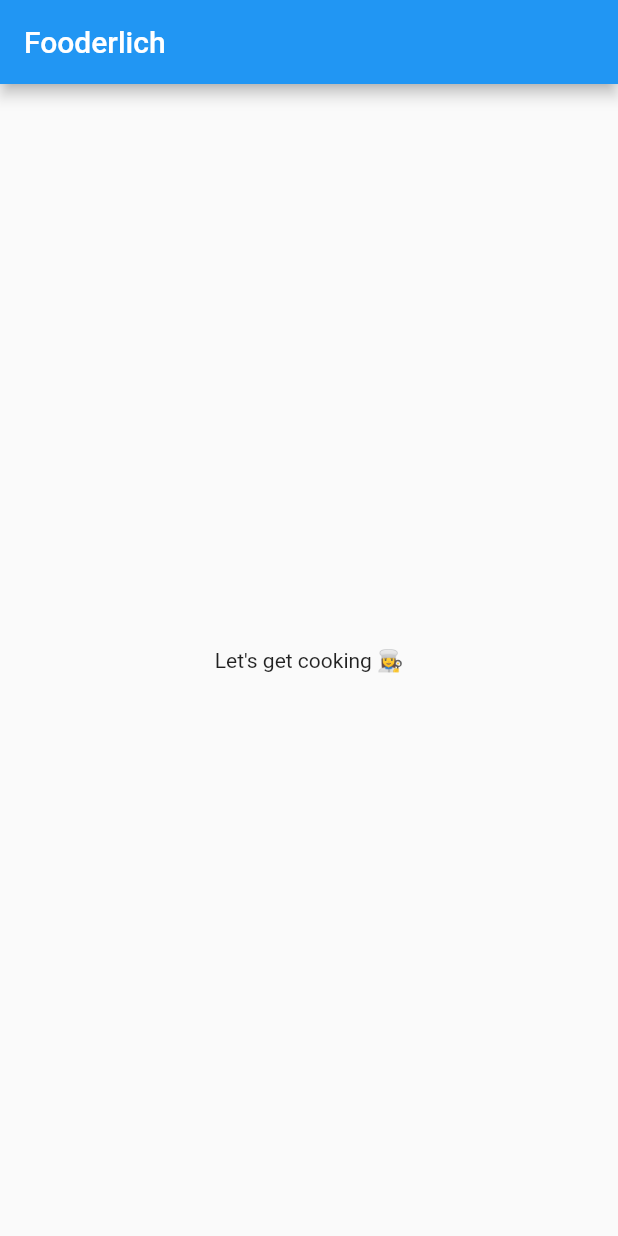
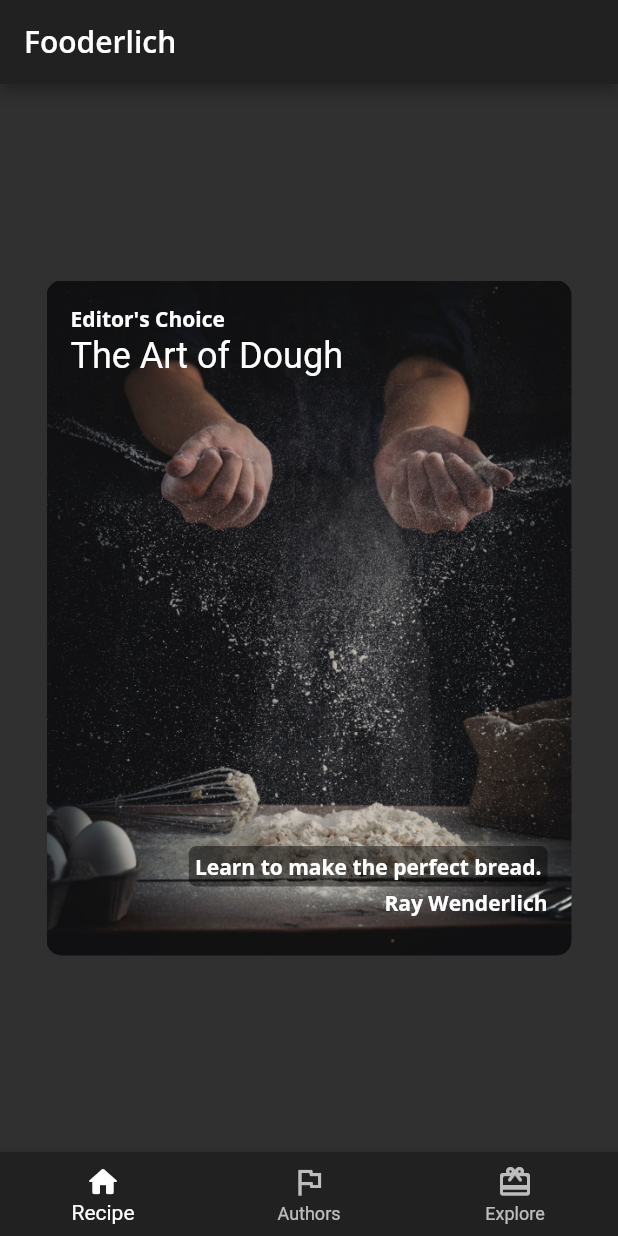
Before and after one commit to chriscard04/Fooderlich, a Flutter app: the screen it shows after launch, on a phone screen of 412 x 824 dp. Run offline on Flutter 3.47's test engine with Material 2 defaults, Android fonts, the phone set to English and light mode, and no system bars; our stand-ins replace google_fonts.

Commit message:
Chapter 3: Basic Widgets Finalized

```diff
--- /dev/null
+++ b/lib/home.dart
@@ -0,0 +1,71 @@
+import 'package:flutter/material.dart';
+import 'views/recipe.card.dart';
+import 'views/author.card.dart';
+import 'views/explore.card.dart';
+
+class Home extends StatefulWidget {
+  const Home({Key? key}) : super(key: key);
+
+  @override
+  _HomeState createState() => _HomeState();
+}
+
+class _HomeState extends State<Home> {
+  int _selectedIndex = 0;
+  final List<Color> colors = <Color>[
+    Colors.white,
+    Colors.amberAccent,
+    Colors.orange
+  ];
+
+  static List<Widget> pages = <Widget>[
+    const RecipeCard(),
+    const AuthorCard(),
+    const ExploreCard(),
+  ];
+
+  void _onItemTapped(int i) {
+    setState(() {
+      _selectedIndex = i;
+    });
+  }
+
+  @override
+  Widget build(BuildContext context) {
+    return Scaffold(
+      appBar: AppBar(
+        title: Text(
+          'Fooderlich',
+          style: Theme.of(context).textTheme.headline6,
+        ),
+      ),
+      // TODO: Show selected tab
+
+      body: Center(child: pages[_selectedIndex]),
+
+      bottomNavigationBar: BottomNavigationBar(
+        backgroundColor: Theme.of(context).appBarTheme.backgroundColor,
+        selectedItemColor: colors[_selectedIndex],
+        currentIndex: _selectedIndex,
+        onTap: _onItemTapped,
+        items: <BottomNavigationBarItem>[
+          const BottomNavigationBarItem(
+            icon: Icon(Icons.home_outlined),
+            activeIcon: Icon(Icons.home_rounded),
+            label: 'Recipe',
+          ),
+          const BottomNavigationBarItem(
+            icon: Icon(Icons.flag_outlined),
+            activeIcon: Icon(Icons.flag_rounded),
+            label: 'Authors',
+          ),
+          const BottomNavigationBarItem(
+            icon: Icon(Icons.card_giftcard_rounded),
+            activeIcon: Icon(Icons.card_giftcard),
+            label: 'Explore',
+          ),
+        ],
+      ),
+    );
+  }
+}
--- a/lib/main.dart
+++ b/lib/main.dart
@@ -1,6 +1,7 @@
 import 'package:flutter/material.dart';
 import 'package:flutter/cupertino.dart';
-
+import 'fooderlich_theme.dart';
+import 'home.dart';
 
 void main() {
   // 1
@@ -10,21 +11,14 @@ void main() {
 class Fooderlich extends StatelessWidget {
   // 2
   const Fooderlich({Key? key}) : super(key: key);
+
   @override
   Widget build(BuildContext context) {
-    // TODO: Create theme
-    // TODO: Apply Home widget
-    // 3
+    final theme = FooderlichTheme.dark();
     return MaterialApp(
-      // TODO: Add theme
+      theme: theme,
       title: 'Fooderlich',
-      // 4
-      home: Scaffold(
-        // TODO: Style the title
-        appBar: AppBar(title: const Text('Fooderlich')),
-        // TODO: Style the body text
-        body: const Center(child: Text('Let\'s get cooking 👩‍🍳')),
-      ),
+      home: Home(),
     );
   }
 }
--- /dev/null
+++ b/lib/views/recipe.card.dart
@@ -0,0 +1,67 @@
+import 'package:flutter/material.dart';
+import '../fooderlich_theme.dart';
+
+class RecipeCard extends StatelessWidget {
+  const RecipeCard({Key? key}) : super(key: key);
+
+  final String category = 'Editor\'s Choice';
+  final String title = 'The Art of Dough';
+  final String description = 'Learn to make the perfect bread.';
+  final String chef = 'Ray Wenderlich';
+
+  @override
+  Widget build(BuildContext context) {
+    return Container(
+      child: Stack(
+        children: [
+          Text(
+            category,
+            style: Theme.of(context).textTheme.bodyText1,
+          ),
+          Positioned(
+            top: 20,
+            child: Text(
+              title,
+              style: Theme.of(context).textTheme.headline5,
+            ),
+          ),
+          Positioned(
+            bottom: 30,
+            right: 0,
+            child: Container(
+              padding: const EdgeInsets.all(4.0),
+              decoration: const BoxDecoration(
+                color: Color.fromRGBO(0, 0, 0, 0.45),
+                borderRadius: BorderRadius.all(Radius.circular(5.0)),
+              ),
+              child: Text(
+                description,
+                style: Theme.of(context).textTheme.bodyText1,
+              ),
+            ),
+          ),
+          Positioned(
+            bottom: 10,
+            right: 0,
+            child: Text(
+              chef,
+              style: Theme.of(context).textTheme.bodyText1,
+            ),
+          ),
+        ],
+      ),
+      padding: const EdgeInsets.all(16),
+      constraints: const BoxConstraints.expand(
+        width: 350,
+        height: 450,
+      ),
+      decoration: const BoxDecoration(
+        image: DecorationImage(
+          image: AssetImage('assets/mag1.png'),
+          fit: BoxFit.cover,
+        ),
+        borderRadius: BorderRadius.all(Radius.circular(10.0)),
+      ),
+    );
+  }
+}
```
Also changed, not shown: lib/utils/circle.image.dart (added, +23 -0 lines), lib/utils/user.card.dart (added, +83 -0 lines), lib/views/author.card.dart (added, +67 -0 lines), lib/views/explore.card.dart (added, +110 -0 lines), 3 other files.
